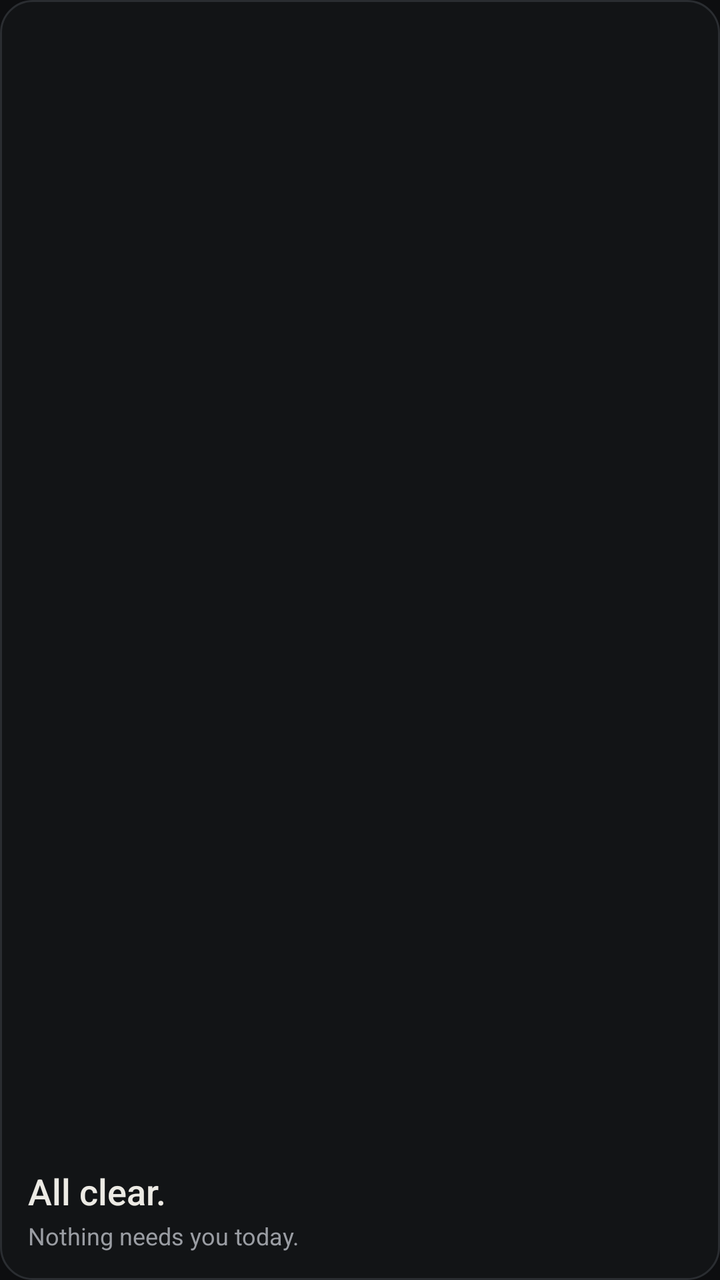
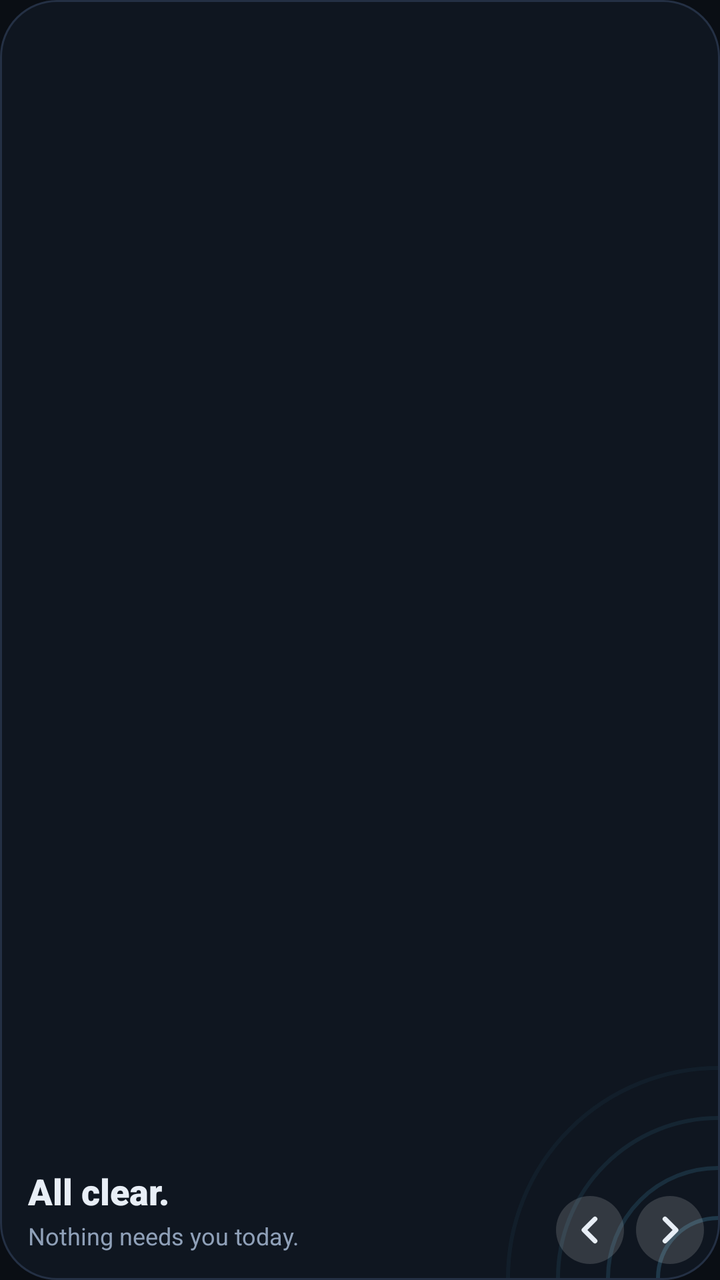

Two renders of the same Android screen: before a commit and after it. Below are the layout's source before the change and the commit's diff.
<!-- AndroidManifest.xml: application theme Theme.Kept -->
<!-- res/layout/widget_compact.xml -->
﻿<?xml version="1.0" encoding="utf-8"?>
<FrameLayout xmlns:android="http://schemas.android.com/apk/res/android"
    android:layout_width="match_parent"
    android:layout_height="match_parent"
    android:background="@drawable/widget_bg">

    <ViewFlipper
        android:id="@+id/flipper"
        android:layout_width="match_parent"
        android:layout_height="match_parent"
        android:autoStart="true"
        android:flipInterval="14000"
        android:inAnimation="@android:anim/fade_in"
        android:outAnimation="@android:anim/fade_out" />

    <LinearLayout
        android:id="@+id/empty"
        android:layout_width="match_parent"
        android:layout_height="match_parent"
        android:orientation="vertical"
        android:gravity="bottom|start"
        android:padding="14dp">

        <TextView
            android:layout_width="wrap_content"
            android:layout_height="wrap_content"
            android:fontFamily="sans-serif-medium"
            android:text="All clear."
            android:textColor="@color/text"
            android:textSize="18sp" />

        <TextView
            android:layout_width="wrap_content"
            android:layout_height="wrap_content"
            android:layout_marginTop="2dp"
            android:fontFamily="sans-serif"
            android:text="Nothing needs you today."
            android:textColor="@color/muted"
            android:textSize="12sp" />
    </LinearLayout>
</FrameLayout>
<!-- resources referenced by this layout -->
<resources>
  <color name="muted">#9A9DA3</color>
  <color name="text">#ECEAE4</color>
  <!-- drawable widget_bg (drawable) -->
  <?xml version="1.0" encoding="utf-8"?>
  <shape xmlns:android="http://schemas.android.com/apk/res/android" android:shape="rectangle">
      <solid android:color="@color/widget_bg" />
      <stroke android:width="1dp" android:color="@color/line" />
      <corners android:radius="16dp" />
  </shape>
  <style name="Theme.Kept" parent="android:Theme.Material.NoActionBar">
          <item name="android:windowBackground">@color/bg</item>
          <item name="android:statusBarColor">@color/bg</item>
          <item name="android:navigationBarColor">@color/bg</item>
          <item name="android:windowLightStatusBar">false</item>
          <item name="android:windowSplashScreenBackground">@color/bg</item>
      </style>
  <color name="widget_bg">#121416</color>
  <color name="line">#2A2D31</color>
  <color name="bg">#0D0E10</color>
</resources>

<!-- the commit's change to res/layout/widget_compact.xml (unified diff, before → after) -->
@@ -1,30 +1,83 @@
-﻿<?xml version="1.0" encoding="utf-8"?>
+<?xml version="1.0" encoding="utf-8"?>
 <FrameLayout xmlns:android="http://schemas.android.com/apk/res/android"
     android:layout_width="match_parent"
     android:layout_height="match_parent"
     android:background="@drawable/widget_bg">
 
     <ViewFlipper
-        android:id="@+id/flipper"
+        android:id="@+id/bg_flipper"
         android:layout_width="match_parent"
         android:layout_height="match_parent"
         android:autoStart="true"
         android:flipInterval="14000"
-        android:inAnimation="@android:anim/fade_in"
-        android:outAnimation="@android:anim/fade_out" />
+        android:inAnimation="@anim/w_bg_in"
+        android:outAnimation="@anim/w_bg_out" />
+
+    <LinearLayout
+        android:id="@+id/content"
+        android:layout_width="match_parent"
+        android:layout_height="match_parent"
+        android:orientation="vertical"
+        android:padding="14dp">
+        <RelativeLayout
+            android:layout_width="match_parent"
+            android:layout_height="wrap_content">
+        <ViewFlipper
+            android:id="@+id/marker_flipper"
+            android:layout_width="wrap_content"
+            android:layout_height="wrap_content"
+            android:layout_centerVertical="true"
+            android:autoStart="true"
+            android:flipInterval="14000"
+            android:inAnimation="@anim/w_in_0"
+            android:outAnimation="@anim/w_out" />
+        <ViewFlipper
+            android:id="@+id/counter_flipper"
+            android:layout_width="60dp"
+            android:layout_height="wrap_content"
+            android:layout_alignParentEnd="true"
+            android:autoStart="true"
+            android:flipInterval="14000"
+            android:inAnimation="@anim/w_in_0"
+            android:outAnimation="@anim/w_out" />
+        </RelativeLayout>
+        <ViewFlipper
+            android:id="@+id/title_flipper"
+            android:layout_width="match_parent"
+            android:layout_height="0dp"
+            android:layout_marginTop="14dp" android:layout_weight="1"
+            android:autoStart="true"
+            android:flipInterval="14000"
+            android:inAnimation="@anim/w_in_1"
+            android:outAnimation="@anim/w_out" />
+        <ViewFlipper
+            android:id="@+id/status_flipper"
+            android:layout_width="match_parent"
+            android:layout_height="wrap_content"
+            android:layout_marginEnd="76dp"
+            android:autoStart="true"
+            android:flipInterval="14000"
+            android:inAnimation="@anim/w_in_2"
+            android:outAnimation="@anim/w_out" />
+    </LinearLayout>
+
+    <FrameLayout
+        android:id="@+id/tap_area"
+        android:layout_width="match_parent"
+        android:layout_height="match_parent" />
 
     <LinearLayout
         android:id="@+id/empty"
         android:layout_width="match_parent"
         android:layout_height="match_parent"
+        android:gravity="bottom|start"
         android:orientation="vertical"
-        android:gravity="bottom|start"
         android:padding="14dp">
 
         <TextView
             android:layout_width="wrap_content"
             android:layout_height="wrap_content"
-            android:fontFamily="sans-serif-medium"
+            android:fontFamily="sans-serif-black"
             android:text="All clear."
             android:textColor="@color/text"
             android:textSize="18sp" />
@@ -38,4 +91,36 @@
             android:textColor="@color/muted"
             android:textSize="12sp" />
     </LinearLayout>
+
+    <include layout="@layout/widget_flip_buttons" />
 </FrameLayout>
+<!-- res/layout/widget_flip_buttons.xml (included above) -->
+<?xml version="1.0" encoding="utf-8"?>
+<LinearLayout xmlns:android="http://schemas.android.com/apk/res/android"
+    android:id="@+id/flip_buttons"
+    android:layout_width="wrap_content"
+    android:layout_height="wrap_content"
+    android:layout_gravity="bottom|end"
+    android:layout_marginEnd="8dp"
+    android:layout_marginBottom="8dp"
+    android:orientation="horizontal">
+
+    <ImageView
+        android:id="@+id/btn_prev"
+        android:layout_width="34dp"
+        android:layout_height="34dp"
+        android:background="@drawable/flip_btn_bg"
+        android:contentDescription="Previous"
+        android:padding="5dp"
+        android:src="@drawable/ic_chev_left" />
+
+    <ImageView
+        android:id="@+id/btn_next"
+        android:layout_width="34dp"
+        android:layout_height="34dp"
+        android:layout_marginStart="6dp"
+        android:background="@drawable/flip_btn_bg"
+        android:contentDescription="Next"
+        android:padding="5dp"
+        android:src="@drawable/ic_chev_right" />
+</LinearLayout>
<!-- resource entries referenced after the edit -->
@@ -1,14 +1,42 @@
 <!-- resources referenced by this layout -->
 <resources>
-  <color name="muted">#9A9DA3</color>
-  <color name="text">#ECEAE4</color>
+  <color name="muted">#8FA0B8</color>
+  <color name="text">#E8EEF6</color>
+  <!-- drawable flip_btn_bg (drawable) -->
+  <?xml version="1.0" encoding="utf-8"?>
+  <shape xmlns:android="http://schemas.android.com/apk/res/android" android:shape="oval">
+      <solid android:color="#26FFFFFF" />
+  </shape>
+  <!-- drawable ic_chev_left (drawable) -->
+  <?xml version="1.0" encoding="utf-8"?>
+  <vector xmlns:android="http://schemas.android.com/apk/res/android"
+      android:width="24dp" android:height="24dp" android:viewportWidth="24" android:viewportHeight="24">
+      <path android:pathData="M14.5,6.5 L9,12 L14.5,17.5" android:strokeColor="#E8EEF6" android:strokeWidth="2.4" android:strokeLineCap="round" android:strokeLineJoin="round" />
+  </vector>
+  <!-- drawable ic_chev_right (drawable) -->
+  <?xml version="1.0" encoding="utf-8"?>
+  <vector xmlns:android="http://schemas.android.com/apk/res/android"
+      android:width="24dp" android:height="24dp" android:viewportWidth="24" android:viewportHeight="24">
+      <path android:pathData="M9.5,6.5 L15,12 L9.5,17.5" android:strokeColor="#E8EEF6" android:strokeWidth="2.4" android:strokeLineCap="round" android:strokeLineJoin="round" />
+  </vector>
   <!-- drawable widget_bg (drawable) -->
   <?xml version="1.0" encoding="utf-8"?>
-  <shape xmlns:android="http://schemas.android.com/apk/res/android" android:shape="rectangle">
-      <solid android:color="@color/widget_bg" />
-      <stroke android:width="1dp" android:color="@color/line" />
-      <corners android:radius="16dp" />
-  </shape>
+  <layer-list xmlns:android="http://schemas.android.com/apk/res/android">
+      <item>
+          <shape android:shape="rectangle">
+              <solid android:color="@color/widget_bg" />
+              <stroke android:width="1dp" android:color="@color/line" />
+              <corners android:radius="28dp" />
+          </shape>
+      </item>
+      <item
+          android:width="120dp"
+          android:height="120dp"
+          android:bottom="1dp"
+          android:right="1dp"
+          android:gravity="bottom|end"
+          android:drawable="@drawable/pattern_arcs" />
+  </layer-list>
   <style name="Theme.Kept" parent="android:Theme.Material.NoActionBar">
           <item name="android:windowBackground">@color/bg</item>
           <item name="android:statusBarColor">@color/bg</item>
@@ -16,8 +44,17 @@
           <item name="android:windowLightStatusBar">false</item>
           <item name="android:windowSplashScreenBackground">@color/bg</item>
       </style>
-  <color name="widget_bg">#121416</color>
-  <color name="line">#2A2D31</color>
-  <color name="bg">#0D0E10</color>
+  <color name="widget_bg">#0F1620</color>
+  <color name="line">#243044</color>
+  <!-- drawable pattern_arcs (drawable) -->
+  <?xml version="1.0" encoding="utf-8"?>
+  <vector xmlns:android="http://schemas.android.com/apk/res/android"
+      android:width="120dp" android:height="120dp" android:viewportWidth="120" android:viewportHeight="120">
+      <path android:pathData="M90,120 A30,30 0 0 1 120,90" android:strokeColor="#5EC8F2" android:strokeAlpha="0.20" android:strokeWidth="2" />
+      <path android:pathData="M65,120 A55,55 0 0 1 120,65" android:strokeColor="#5EC8F2" android:strokeAlpha="0.14" android:strokeWidth="2" />
+      <path android:pathData="M40,120 A80,80 0 0 1 120,40" android:strokeColor="#5EC8F2" android:strokeAlpha="0.09" android:strokeWidth="2" />
+      <path android:pathData="M15,120 A105,105 0 0 1 120,15" android:strokeColor="#5EC8F2" android:strokeAlpha="0.05" android:strokeWidth="2" />
+  </vector>
+  <color name="bg">#0A0E14</color>
 </resources>
 
